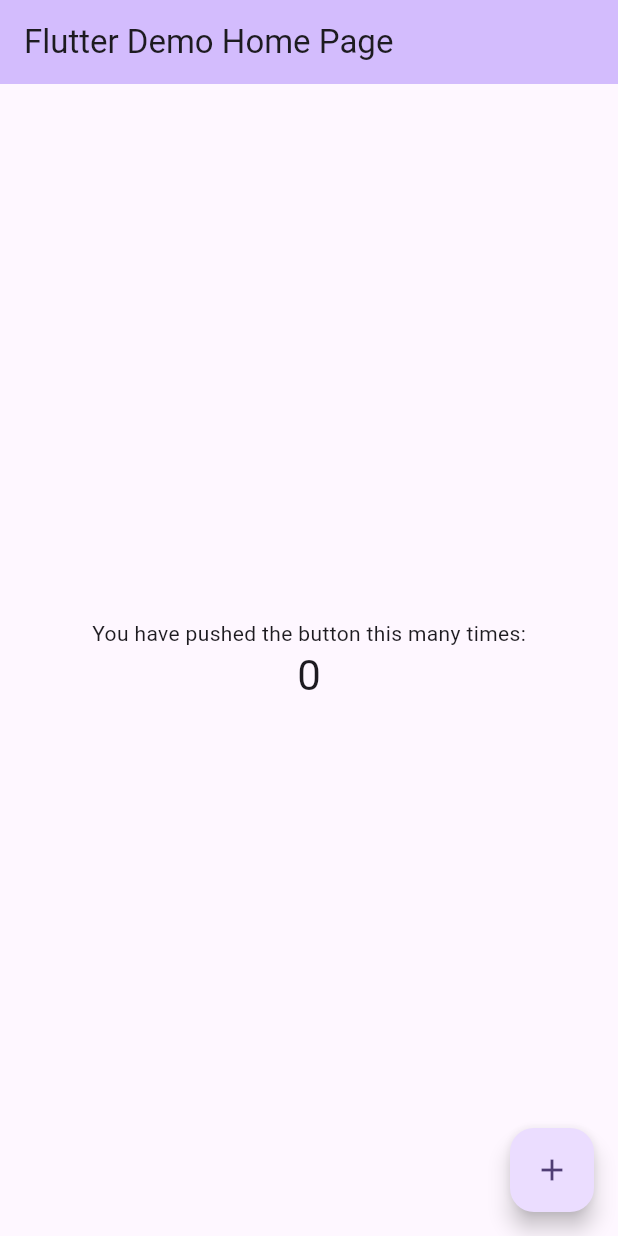
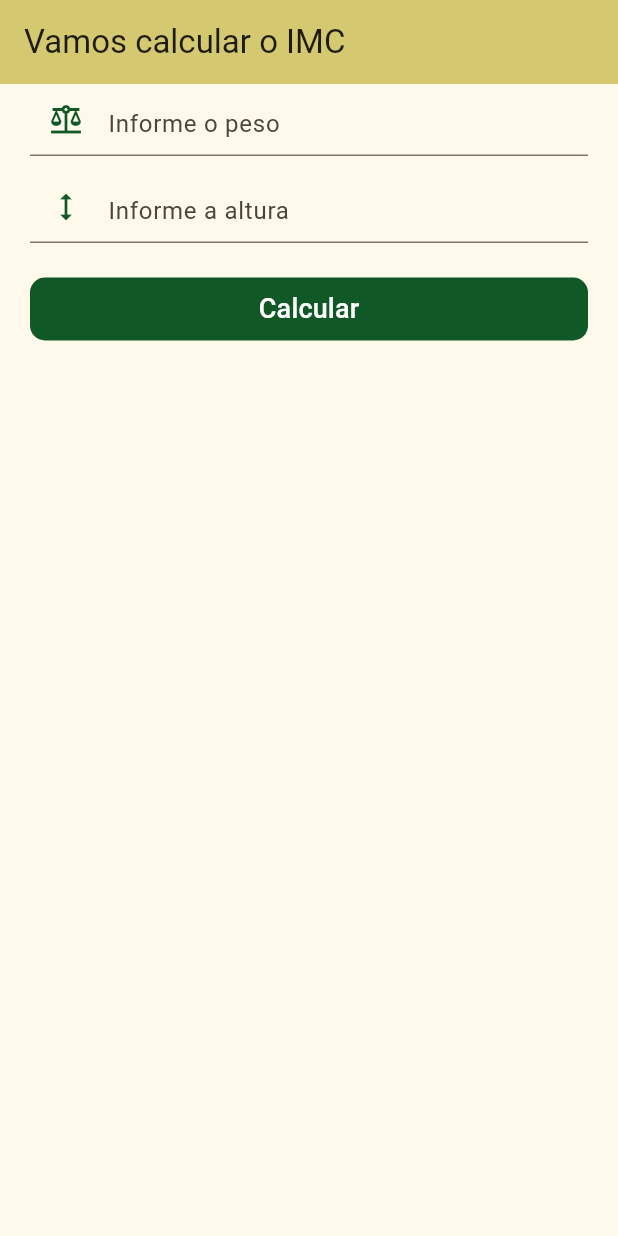
Before and after one commit to wtiburtino/dio_calculadora_imc_flutter, a Flutter app: the screen it shows after launch, on a phone screen of 412 x 824 dp. Run offline on Flutter 3.47's test engine with Material 2 defaults, Android fonts, the phone set to English and light mode, and no system bars; our stand-ins replace flutter_masked_text2.

Commit message:
Entrega do desafio

```diff
--- a/lib/main.dart
+++ b/lib/main.dart
@@ -1,4 +1,7 @@
+import 'package:dio_calculadora_imc_flutter/model/IMC.dart';
 import 'package:flutter/material.dart';
+import 'package:intl/intl.dart';
+import 'package:flutter_masked_text2/flutter_masked_text2.dart';
 
 void main() {
   runApp(const MyApp());
@@ -7,46 +10,21 @@ void main() {
 class MyApp extends StatelessWidget {
   const MyApp({super.key});
 
-  // This widget is the root of your application.
   @override
   Widget build(BuildContext context) {
     return MaterialApp(
-      title: 'Flutter Demo',
+      title: 'Calculadora IMC',
       theme: ThemeData(
-        // This is the theme of your application.
-        //
-        // TRY THIS: Try running your application with "flutter run". You'll see
-        // the application has a blue toolbar. Then, without quitting the app,
-        // try changing the seedColor in the colorScheme below to Colors.green
-        // and then invoke "hot reload" (save your changes or press the "hot
-        // reload" button in a Flutter-supported IDE, or press "r" if you used
-        // the command line to start the app).
-        //
-        // Notice that the counter didn't reset back to zero; the application
-        // state is not lost during the reload. To reset the state, use hot
-        // restart instead.
-        //
-        // This works for code too, not just values: Most code changes can be
-        // tested with just a hot reload.
-        colorScheme: ColorScheme.fromSeed(seedColor: Colors.deepPurple),
+        colorScheme: ColorScheme.fromSeed(seedColor: Colors.yellow),
         useMaterial3: true,
       ),
-      home: const MyHomePage(title: 'Flutter Demo Home Page'),
+      home: const MyHomePage(title: 'Vamos calcular o IMC'),
     );
   }
 }
 
 class MyHomePage extends StatefulWidget {
   const MyHomePage({super.key, required this.title});
-
-  // This widget is the home page of your application. It is stateful, meaning
-  // that it has a State object (defined below) that contains fields that affect
-  // how it looks.
-
-  // This class is the configuration for the state. It holds the values (in this
-  // case the title) provided by the parent (in this case the App widget) and
-  // used by the build method of the State. Fields in a Widget subclass are
-  // always marked "final".
 
   final String title;
 
@@ -55,71 +33,182 @@ class MyHomePage extends StatefulWidget {
 }
 
 class _MyHomePageState extends State<MyHomePage> {
-  int _counter = 0;
+  final _imcList = <Imc>[];
 
-  void _incrementCounter() {
+  void _adicionarImc(String peso, String altura) {
     setState(() {
-      // This call to setState tells the Flutter framework that something has
-      // changed in this State, which causes it to rerun the build method below
-      // so that the display can reflect the updated values. If we changed
-      // _counter without calling setState(), then the build method would not be
-      // called again, and so nothing would appear to happen.
-      _counter++;
+      Imc imc = Imc(double.parse(peso), double.parse(altura));
+      _imcList.add(imc);
     });
   }
 
   @override
   Widget build(BuildContext context) {
-    // This method is rerun every time setState is called, for instance as done
-    // by the _incrementCounter method above.
-    //
-    // The Flutter framework has been optimized to make rerunning build methods
-    // fast, so that you can just rebuild anything that needs updating rather
-    // than having to individually change instances of widgets.
+    var pesoController = TextEditingController(text: "");
+    var alturaController = MaskedTextController(text: "", mask: "0.00");
+
     return Scaffold(
       appBar: AppBar(
-        // TRY THIS: Try changing the color here to a specific color (to
-        // Colors.amber, perhaps?) and trigger a hot reload to see the AppBar
-        // change color while the other colors stay the same.
         backgroundColor: Theme.of(context).colorScheme.inversePrimary,
-        // Here we take the value from the MyHomePage object that was created by
-        // the App.build method, and use it to set our appbar title.
         title: Text(widget.title),
       ),
-      body: Center(
-        // Center is a layout widget. It takes a single child and positions it
-        // in the middle of the parent.
+      body: Container(
+        width: double.infinity,
+        margin: const EdgeInsets.symmetric(horizontal: 20),
         child: Column(
-          // Column is also a layout widget. It takes a list of children and
-          // arranges them vertically. By default, it sizes itself to fit its
-          // children horizontally, and tries to be as tall as its parent.
-          //
-          // Column has various properties to control how it sizes itself and
-          // how it positions its children. Here we use mainAxisAlignment to
-          // center the children vertically; the main axis here is the vertical
-          // axis because Columns are vertical (the cross axis would be
-          // horizontal).
-          //
-          // TRY THIS: Invoke "debug painting" (choose the "Toggle Debug Paint"
-          // action in the IDE, or press "p" in the console), to see the
-          // wireframe for each widget.
-          mainAxisAlignment: MainAxisAlignment.center,
           children: <Widget>[
-            const Text(
-              'You have pushed the button this many times:',
+            TextField(
+              controller: pesoController,
+              onChanged: (value) {
+                debugPrint(value);
+              },
+              decoration: const InputDecoration(
+                  contentPadding: EdgeInsets.only(top: 15),
+                  hintText: "Informe o peso",
+                  prefixIcon: Icon(
+                    Icons.balance,
+                    color: Color.fromARGB(255, 16, 88, 38),
+                  )),
             ),
-            Text(
-              '$_counter',
-              style: Theme.of(context).textTheme.headlineMedium,
+            const SizedBox(
+              height: 10,
             ),
+            TextField(
+              controller: alturaController,
+              onChanged: (value) {
+                debugPrint(value);
+              },
+              decoration: const InputDecoration(
+                  contentPadding: EdgeInsets.only(top: 15),
+                  hintText: "Informe a altura",
+                  prefixIcon: Icon(
+                    Icons.height,
+                    color: Color.fromARGB(255, 16, 88, 38),
+                  )),
+            ),
+            const SizedBox(
+              height: 20,
+            ),
+            SizedBox(
+              width: double.infinity,
+              child: TextButton(
+                  onPressed: () {
+                    if (pesoController.text.trim().isEmpty) {
+                      ScaffoldMessenger.of(context).showSnackBar(const SnackBar(
+                          content: Text("Peso não preenchido!")));
+                      return;
+                    }
+
+                    var peso = double.tryParse(pesoController.text);
+                    if (peso == null) {
+                      ScaffoldMessenger.of(context).showSnackBar(
+                          const SnackBar(content: Text("Peso inválido!")));
+                      return;
+                    }
+
+                    if (peso <= 0) {
+                      ScaffoldMessenger.of(context).showSnackBar(const SnackBar(
+                          content: Text("Peso menor ou igual à zero!")));
+                      return;
+                    }
+
+                    if (alturaController.text.trim().isEmpty) {
+                      ScaffoldMessenger.of(context).showSnackBar(const SnackBar(
+                          content: Text("Altura não preenchida!")));
+                      return;
+                    }
+
+                    var altura = double.tryParse(alturaController.text);
+                    if (altura == null) {
+                      ScaffoldMessenger.of(context).showSnackBar(
+                          const SnackBar(content: Text("Altura inválida!")));
+                      return;
+                    }
+
+                    if (altura <= 0) {
+                      ScaffoldMessenger.of(context).showSnackBar(const SnackBar(
+                          content: Text("Altura menor ou igual à zero!")));
+                      return;
+                    }
+
+                    _adicionarImc(pesoController.text, alturaController.text);
+                  },
+                  style: ButtonStyle(
+                      shape: MaterialStateProperty.all(RoundedRectangleBorder(
+                          borderRadius: BorderRadius.circular(10))),
+                      backgroundColor: MaterialStateProperty.all(
+                          const Color.fromARGB(255, 16, 88, 38))),
+                  child: const Text(
+                    "Calcular",
+                    style: TextStyle(
+                        color: Colors.white,
+                        fontSize: 18,
+                        fontWeight: FontWeight.w500),
+                  )),
+            ),
+            const SizedBox(
+              height: 20,
+            ),
+            Expanded(
+                child: ListView.builder(
+                    itemCount: _imcList.length,
+                    itemBuilder: (BuildContext bc, int index) {
+                      return Container(
+                        margin: const EdgeInsets.symmetric(
+                            horizontal: 16, vertical: 8),
+                        width: double.infinity,
+                        child: Card(
+                          elevation: 8,
+                          child: Padding(
+                            padding: const EdgeInsets.symmetric(
+                                horizontal: 16, vertical: 8),
+                            child: Column(
+                              crossAxisAlignment: CrossAxisAlignment.start,
+                              children: [
+                                Text(
+                                  "#0$index - IMC em ${DateFormat('dd/MM/yyyy - kk:mm').format(DateTime.now())}h",
+                                  style: const TextStyle(
+                                      fontSize: 16,
+                                      fontWeight: FontWeight.w500),
+                                ),
+                                const SizedBox(
+                                  height: 10,
+                                ),
+                                Row(
+                                  children: [
+                                    Expanded(
+                                        flex: 2,
+                                        child: Container(
+                                          child: Text(
+                                              "Peso: ${_imcList[index].peso} kg"),
+                                        )),
+                                    Expanded(
+                                        flex: 1,
+                                        child: Container(
+                                          child: const SizedBox(),
+                                        )),
+                                    Expanded(
+                                        flex: 2,
+                                        child: Container(
+                                          child: Text(
+                                              "Altura: ${_imcList[index].altura} m"),
+                                        )),
+                                  ],
+                                ),
+                                const SizedBox(
+                                  height: 2,
+                                ),
+                                Text(
+                                    "IMC: ${_imcList[index].calcularIMC()} - Classificação: ${_imcList[index].classificacaoIMC()}"),
+                              ],
+                            ),
+                          ),
+                        ),
+                      );
+                    })),
           ],
         ),
       ),
-      floatingActionButton: FloatingActionButton(
-        onPressed: _incrementCounter,
-        tooltip: 'Increment',
-        child: const Icon(Icons.add),
-      ), // This trailing comma makes auto-formatting nicer for build methods.
     );
   }
 }
--- /dev/null
+++ b/lib/model/IMC.dart
@@ -0,0 +1,29 @@
+import 'dart:math';
+
+class Imc {
+  final double _peso;
+  final double _altura;
+
+  Imc(this._peso, this._altura);
+
+  String get peso => _peso.toStringAsFixed(2);
+  String get altura => _altura.toStringAsFixed(2);
+
+  String calcularIMC() {
+    return (_peso / pow(_altura, 2)).toStringAsFixed(2);
+  }
+
+  String classificacaoIMC() {
+    double imc = double.parse(calcularIMC());
+
+    if (imc < 16) return "Magreza grave";
+    if (imc < 17) return "Magreza moderada";
+    if (imc < 18.5) return "Magreza leve";
+    if (imc < 25) return "Saudável";
+    if (imc < 30) return "Sobrepeso";
+    if (imc < 35) return "Obesidade Grau I";
+    if (imc < 40) return "Obesidade Grau II (severa)";
+    if (imc >= 40) return "Obesidade Grau III (mórbida)";
+    return "";
+  }
+}
--- a/pubspec.yaml
+++ b/pubspec.yaml
@@ -30,7 +30,8 @@ environment:
 dependencies:
   flutter:
     sdk: flutter
-
+  intl: ^0.18.1
+  flutter_masked_text2: ^0.9.1
 
   # The following adds the Cupertino Icons font to your application.
   # Use with the CupertinoIcons class for iOS style icons.
```
